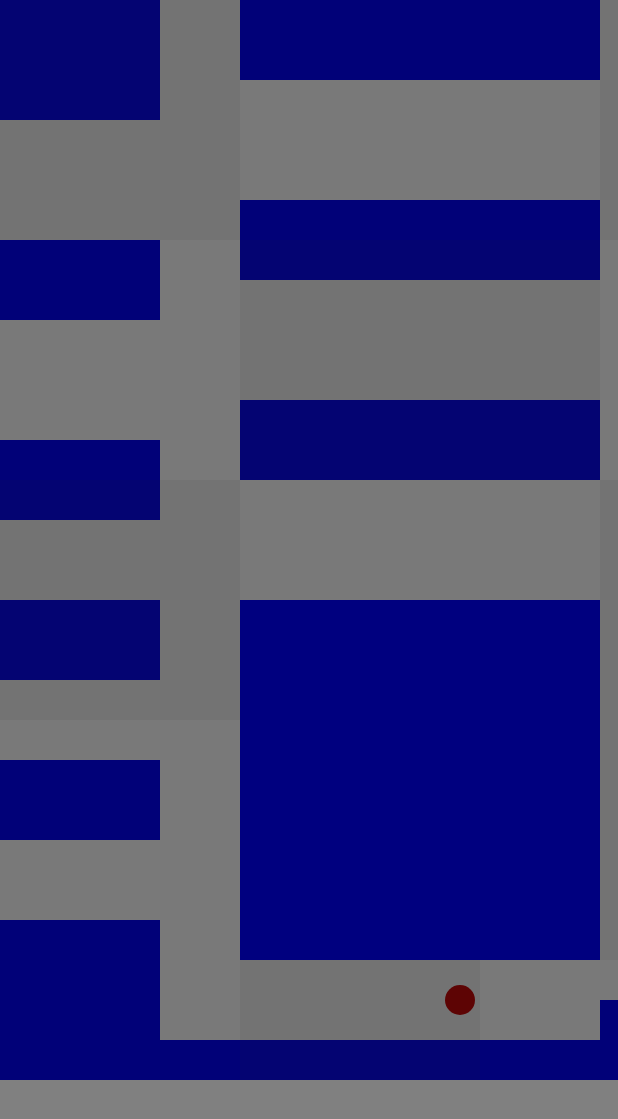
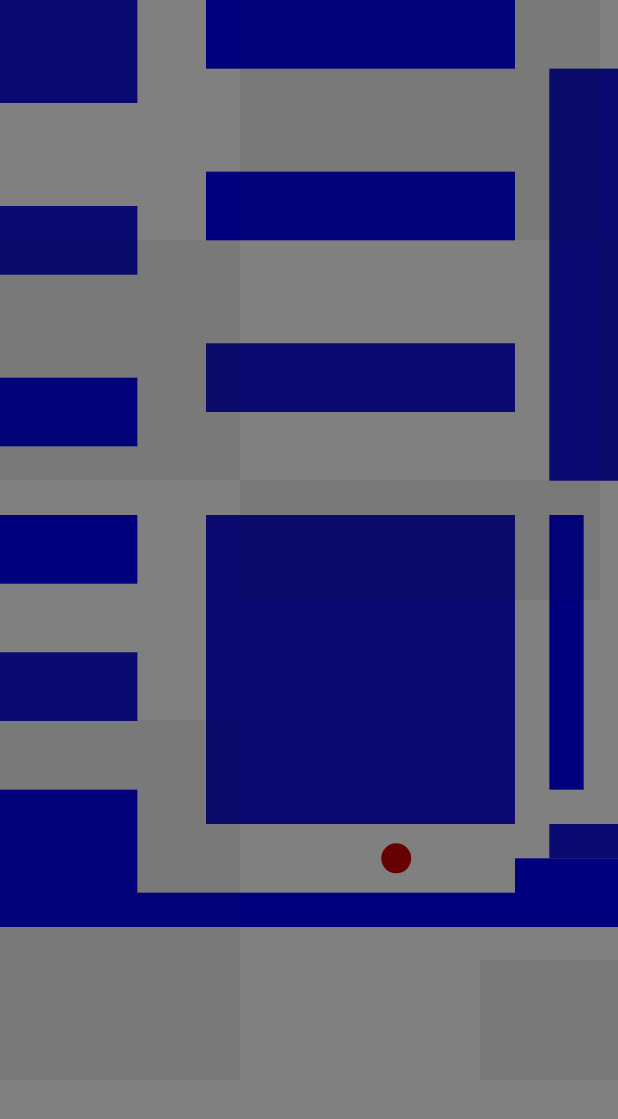
Before and after one commit to ForeverANoob/FieldMap, an Android app: the screen it shows after launch (MainActivity), on a phone screen of 412 x 824 dp. Shown: the top 1119 px of the screen. Run offline under Robolectric (Android 15) with nearby library versions, the phone set to English and light mode, and no system bars; our stand-ins replace Firebase (no records; nobody signed in at launch, a user with empty details on screens opened directly); 6 statements that could not run were skipped.

Commit message:
Now with auto-scaling.

```diff
--- a/app/src/main/java/com/example/andresbarreiros/fieldmap/CustomView.java
+++ b/app/src/main/java/com/example/andresbarreiros/fieldmap/CustomView.java
@@ -62,7 +62,7 @@ public class CustomView extends View {
         barriers.setColor(Color.parseColor("#00007F")); // 0xaaaaaa
         path.setColor(Color.parseColor("#FFA500"));
         user.setColor(Color.parseColor("#670000"));
-        r1.setColor(Color.parseColor("#22222222"));
+        r1.setColor(Color.parseColor("#33333333"));
         r2.setColor(Color.parseColor("#11111111"));
 
         path.setStrokeWidth(15);        // making lines THICC again
@@ -94,21 +94,21 @@ public class CustomView extends View {
         c = canvas;
         canvas.drawColor(Color.parseColor("#808080"));
         for (int i = 0; i < rs.size(); i++){
-            canvas.drawRect(rs.get(i), barriers);
+            canvas.drawRect(rs.get(i).left*Values.multi, rs.get(i).top*Values.multi, rs.get(i).right*Values.multi, rs.get(i).bottom*Values.multi, barriers);
         }
         stack = graph.getPath();
         if (!stack.empty()){
             Node n = stack.pop();
             while ( !stack.empty() ){
                 Node m = stack.pop();
-                canvas.drawLine(n.getX()*Values.TILESIZE+20, n.getY()*Values.TILESIZE+0, m.getX()*Values.TILESIZE+20, m.getY()*Values.TILESIZE+0, path);
+                canvas.drawLine(n.getX()*Values.TILESIZE*Values.multi+20, n.getY()*Values.TILESIZE*Values.multi+0, m.getX()*Values.TILESIZE*Values.multi+20, m.getY()*Values.TILESIZE*Values.multi+0, path);
                 n = m;
             }
         }else{ /* should notify that that point does not exist */ }
-        canvas.drawCircle(u.getLoc()[0]+10, u.getLoc()[1], 15, user);
+        canvas.drawCircle(u.getLoc()[0]*Values.multi+10, u.getLoc()[1]*Values.multi, 15, user);
 
         for (int i = 0; i < rm.size(); i++){
-            if (i%2 == 0){ canvas.drawRect(rm.get(i), r1); }
+            if (i%2 == 0){             canvas.drawRect(rs.get(i).left*Values.multi, rs.get(i).top*Values.multi, rs.get(i).right*Values.multi, rs.get(i).bottom*Values.multi, r1);}
             else { canvas.drawRect(rm.get(i), r2); }
         }
     }
--- a/app/src/main/java/com/example/andresbarreiros/fieldmap/FindUser.java
+++ b/app/src/main/java/com/example/andresbarreiros/fieldmap/FindUser.java
@@ -25,6 +25,7 @@ public class FindUser {
     }
 
     public int[] setLoc(Floor.Room r, ArrayList<Rect> rooms){ // TODO: make this work as non-hardcoded
+        System.err.println(r.getRoomName());
         loc[0] = rooms.get(r.getRoomID()-1).centerX();
         loc[1] = rooms.get(r.getRoomID()-1).centerY();
         return loc;
--- a/app/src/main/java/com/example/andresbarreiros/fieldmap/MainActivity.java
+++ b/app/src/main/java/com/example/andresbarreiros/fieldmap/MainActivity.java
@@ -39,6 +39,8 @@ public class MainActivity extends Activity implements View.OnTouchListener {
         display.getSize(size);
         Values.SCREEN_WIDTH = size.x;
         Values.SCREEN_HEIGHT = size.y;
+        Values.multi = (float) (Values.SCREEN_WIDTH/720.0);
+        System.out.println("====================== " + size.x + " "+ size.y + " " + Values.multi);
 
         save = new SaveFile(this,"testFieldMap.txt");
         rect = save.getTestRoom();
--- a/app/src/main/java/com/example/andresbarreiros/fieldmap/Values.java
+++ b/app/src/main/java/com/example/andresbarreiros/fieldmap/Values.java
@@ -11,5 +11,5 @@ public class Values {
     public static int LIMIT_X = 1080;   // somewhat dynamic, depends on floor size
     public static int LIMIT_Y = 1920;   // same as above
     public static final int TILESIZE = 40;
-
+    public static float multi = 1;      // multiply drawing scale
 }
```
